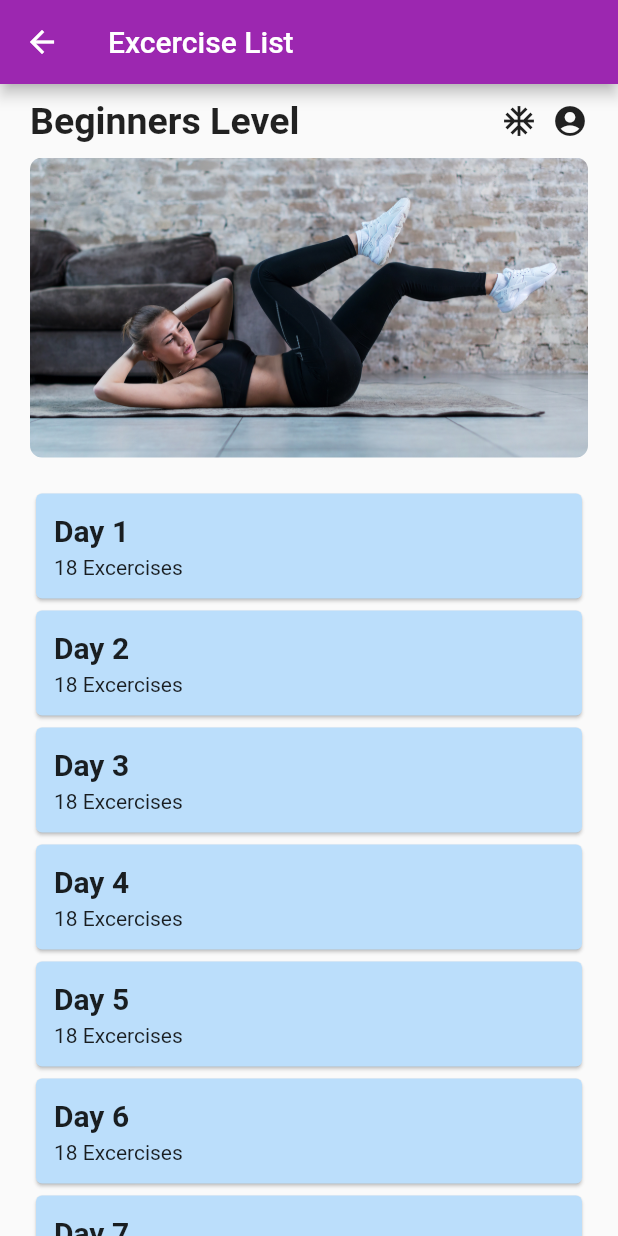
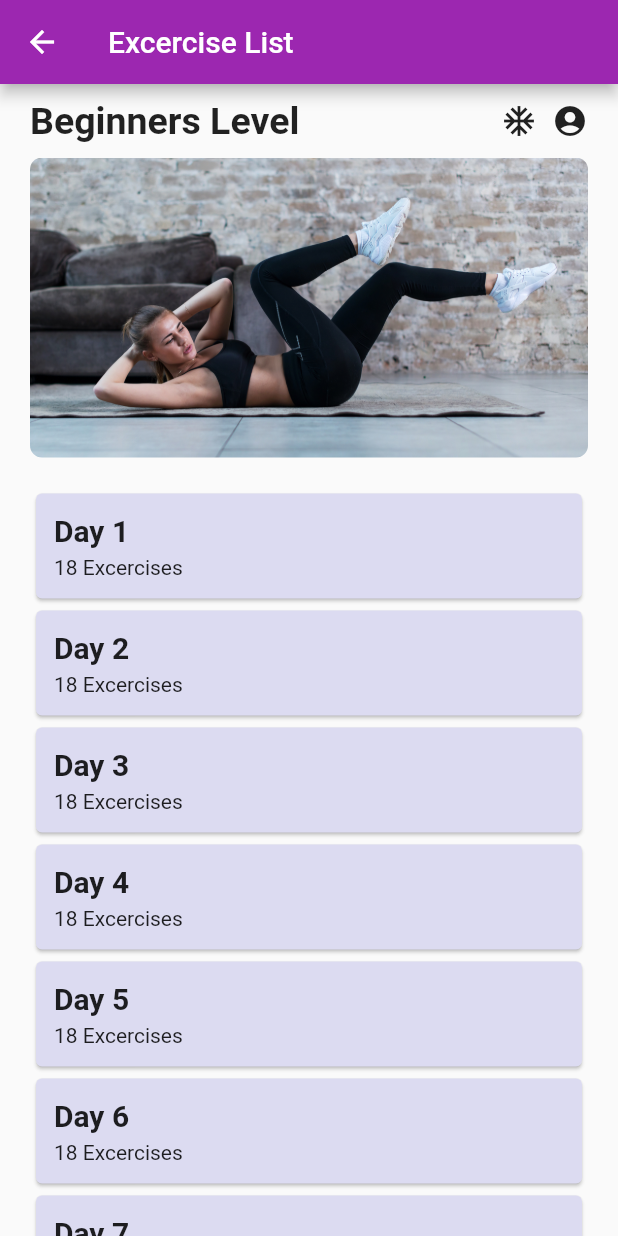
Before and after one commit to NatnaelAlemayehu/Cardio_Workout_Flutter_App, a Flutter app: the ExcerciseList screen opened by its route, on a phone screen of 412 x 824 dp. Run offline on Flutter 3.47's test engine with Material 2 defaults, Android fonts, the phone set to English and light mode, and no system bars; our stand-ins replace font_awesome_flutter, shimmer.

Commit message:
updated color

```diff
--- a/lib/excercise_list.dart
+++ b/lib/excercise_list.dart
@@ -65,9 +65,9 @@ class _ExcerciseListState extends State<ExcerciseList> {
                   physics: BouncingScrollPhysics(),
                   children: [
                     Card(
-                      color: Colors.blue[100],
+                      color: const Color(0xffDCDBF1),
                       child: InkWell(
-                        splashColor: Colors.blue.withAlpha(30),
+                        splashColor: const Color(0xffEB10FE),
                         onTap: () {
                           Navigator.pushNamed(context, DailyExcercise.id);
                         },
@@ -97,9 +97,9 @@ class _ExcerciseListState extends State<ExcerciseList> {
                       ),
                     ),
                     Card(
-                      color: Colors.blue[100],
+                      color: const Color(0xffDCDBF1),
                       child: InkWell(
-                        splashColor: Colors.blue.withAlpha(30),
+                        splashColor: const Color(0xffEB10FE),
                         onTap: () {
                           Navigator.pushNamed(context, DailyExcercise.id);
                         },
@@ -129,9 +129,9 @@ class _ExcerciseListState extends State<ExcerciseList> {
                       ),
                     ),
                     Card(
-                      color: Colors.blue[100],
+                      color: const Color(0xffDCDBF1),
                       child: InkWell(
-                        splashColor: Colors.blue.withAlpha(30),
+                        splashColor: const Color(0xffEB10FE),
                         onTap: () {
                           Navigator.pushNamed(context, DailyExcercise.id);
                         },
@@ -161,9 +161,9 @@ class _ExcerciseListState extends State<ExcerciseList> {
                       ),
                     ),
                     Card(
-                      color: Colors.blue[100],
+                      color: const Color(0xffDCDBF1),
                       child: InkWell(
-                        splashColor: Colors.blue.withAlpha(30),
+                        splashColor: const Color(0xffEB10FE),
                         onTap: () {
                           Navigator.pushNamed(context, DailyExcercise.id);
                         },
@@ -193,9 +193,9 @@ class _ExcerciseListState extends State<ExcerciseList> {
                       ),
                     ),
                     Card(
-                      color: Colors.blue[100],
+                      color: const Color(0xffDCDBF1),
                       child: InkWell(
-                        splashColor: Colors.blue.withAlpha(30),
+                        splashColor: const Color(0xffEB10FE),
                         onTap: () {
                           Navigator.pushNamed(context, DailyExcercise.id);
                         },
@@ -225,9 +225,9 @@ class _ExcerciseListState extends State<ExcerciseList> {
                       ),
                     ),
                     Card(
-                      color: Colors.blue[100],
+                      color: const Color(0xffDCDBF1),
                       child: InkWell(
-                        splashColor: Colors.blue.withAlpha(30),
+                        splashColor: const Color(0xffEB10FE),
                         onTap: () {
                           Navigator.pushNamed(context, DailyExcercise.id);
                         },
@@ -257,9 +257,9 @@ class _ExcerciseListState extends State<ExcerciseList> {
                       ),
                     ),
                     Card(
-                      color: Colors.blue[100],
+                      color: const Color(0xffDCDBF1),
                       child: InkWell(
-                        splashColor: Colors.blue.withAlpha(30),
+                        splashColor: const Color(0xffEB10FE),
                         onTap: () {
                           Navigator.pushNamed(context, DailyExcercise.id);
                         },
@@ -289,9 +289,9 @@ class _ExcerciseListState extends State<ExcerciseList> {
                       ),
                     ),
                     Card(
-                      color: Colors.blue[100],
+                      color: const Color(0xffDCDBF1),
                       child: InkWell(
-                        splashColor: Colors.blue.withAlpha(30),
+                        splashColor: const Color(0xffEB10FE),
                         onTap: () {
                           Navigator.pushNamed(context, DailyExcercise.id);
                         },
@@ -321,9 +321,9 @@ class _ExcerciseListState extends State<ExcerciseList> {
                       ),
                     ),
                     Card(
-                      color: Colors.blue[100],
+                      color: const Color(0xffDCDBF1),
                       child: InkWell(
-                        splashColor: Colors.blue.withAlpha(30),
+                        splashColor: const Color(0xffEB10FE),
                         onTap: () {
                           Navigator.pushNamed(context, DailyExcercise.id);
                         },
@@ -353,9 +353,9 @@ class _ExcerciseListState extends State<ExcerciseList> {
                       ),
                     ),
                     Card(
-                      color: Colors.blue[100],
+                      color: const Color(0xffDCDBF1),
                       child: InkWell(
-                        splashColor: Colors.blue.withAlpha(30),
+                        splashColor: const Color(0xffEB10FE),
                         onTap: () {
                           Navigator.pushNamed(context, DailyExcercise.id);
                         },
@@ -385,9 +385,9 @@ class _ExcerciseListState extends State<ExcerciseList> {
                       ),
                     ),
                     Card(
-                      color: Colors.blue[100],
+                      color: const Color(0xffDCDBF1),
                       child: InkWell(
-                        splashColor: Colors.blue.withAlpha(30),
+                        splashColor: const Color(0xffEB10FE),
                         onTap: () {
                           Navigator.pushNamed(context, DailyExcercise.id);
                         },
@@ -417,9 +417,9 @@ class _ExcerciseListState extends State<ExcerciseList> {
                       ),
                     ),
                     Card(
-                      color: Colors.blue[100],
+                      color: const Color(0xffDCDBF1),
                       child: InkWell(
-                        splashColor: Colors.blue.withAlpha(30),
+                        splashColor: const Color(0xffEB10FE),
                         onTap: () {
                           Navigator.pushNamed(context, DailyExcercise.id);
                         },
@@ -449,9 +449,9 @@ class _ExcerciseListState extends State<ExcerciseList> {
                       ),
                     ),
                     Card(
-                      color: Colors.blue[100],
+                      color: const Color(0xffDCDBF1),
                       child: InkWell(
-                        splashColor: Colors.blue.withAlpha(30),
+                        splashColor: const Color(0xffEB10FE),
                         onTap: () {
                           Navigator.pushNamed(context, DailyExcercise.id);
                         },
@@ -481,9 +481,9 @@ class _ExcerciseListState extends State<ExcerciseList> {
                       ),
                     ),
                     Card(
-                      color: Colors.blue[100],
+                      color: const Color(0xffDCDBF1),
                       child: InkWell(
-                        splashColor: Colors.blue.withAlpha(30),
+                        splashColor: const Color(0xffEB10FE),
                         onTap: () {
                           Navigator.pushNamed(context, DailyExcercise.id);
                         },
@@ -513,9 +513,9 @@ class _ExcerciseListState extends State<ExcerciseList> {
                       ),
                     ),
                     Card(
-                      color: Colors.blue[100],
+                      color: const Color(0xffDCDBF1),
                       child: InkWell(
-                        splashColor: Colors.blue.withAlpha(30),
+                        splashColor: const Color(0xffEB10FE),
                         onTap: () {
                           Navigator.pushNamed(context, DailyExcercise.id);
                         },
```
